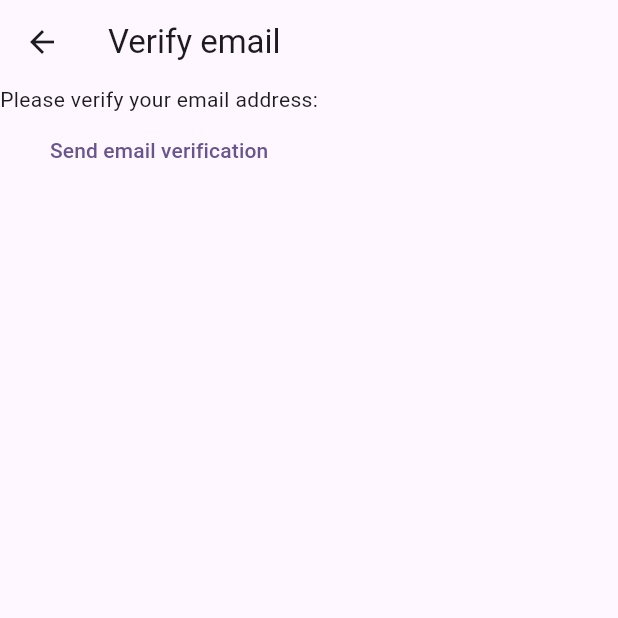
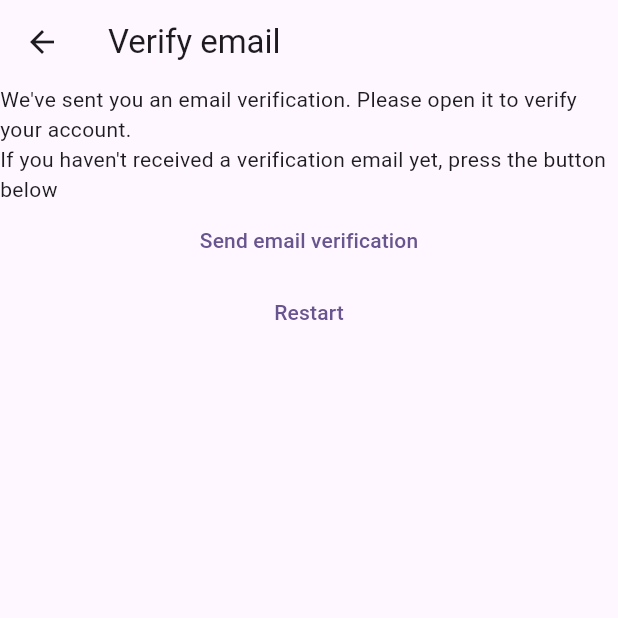
Before and after one commit to naiemmlbd/MyNotes-Flutter-App, a Flutter app: the VerifyEmailView screen opened directly, on a phone screen of 412 x 824 dp, the top half of it. Run offline on Flutter 3.47's test engine with Material 2 defaults, Android fonts, the phone set to English and light mode, and no system bars; our stand-ins replace firebase_auth, firebase_core; accounts and stored records are empty.

Commit message:
feat: Add verify email route

```diff
--- a/lib/constants/routes.dart
+++ b/lib/constants/routes.dart
@@ -1,3 +1,4 @@
 const loginRoute = '/login/';
 const registerRoute = '/register/';
 const notesRoute = '/notes/';
+const verifyEmailRoute = '/verify-email/';
--- a/lib/main.dart
+++ b/lib/main.dart
@@ -6,7 +6,6 @@ import 'package:mynotes/views/login_view.dart';
 import 'package:mynotes/views/register_view.dart';
 import 'package:mynotes/views/verify_email_view.dart';
 import 'firebase_options.dart';
-import 'dart:developer' as devtools show log;
 
 void main() {
   WidgetsFlutterBinding.ensureInitialized();
@@ -22,6 +21,7 @@ void main() {
         loginRoute: (context) => const LoginView(),
         registerRoute: (context) => const RegisterView(),
         notesRoute: (context) => const NotesView(),
+        verifyEmailRoute: (context) => const VerifyEmailView(),
       },
     ),
   );
--- a/lib/views/verify_email_view.dart
+++ b/lib/views/verify_email_view.dart
@@ -1,5 +1,6 @@
 import 'package:firebase_auth/firebase_auth.dart';
 import 'package:flutter/material.dart';
+import 'package:mynotes/constants/routes.dart';
 
 class VerifyEmailView extends StatefulWidget {
   const VerifyEmailView({super.key});
@@ -15,14 +16,26 @@ class _VerifyEmailViewState extends State<VerifyEmailView> {
       appBar: AppBar(title: const Text('Verify email')),
       body: Column(
         children: [
-          const Text('Please verify your email address:'),
+          const Text(
+              "We've sent you an email verification. Please open it to verify your account."),
+          const Text(
+              "If you haven't received a verification email yet, press the button below"),
           TextButton(
             onPressed: () async {
               final user = FirebaseAuth.instance.currentUser;
               await user?.sendEmailVerification();
             },
-            child: const Text('Send email verification'),
-          )
+            child: const Text(
+              'Send email verification',
+            ),
+          ),
+          TextButton(
+              onPressed: () async {
+                await FirebaseAuth.instance.signOut();
+                Navigator.of(context)
+                    .pushNamedAndRemoveUntil(registerRoute, (route) => false);
+              },
+              child: const Text('Restart'))
         ],
       ),
     );
```
Also changed, not shown: lib/views/register_view.dart (+25 -7 lines).
